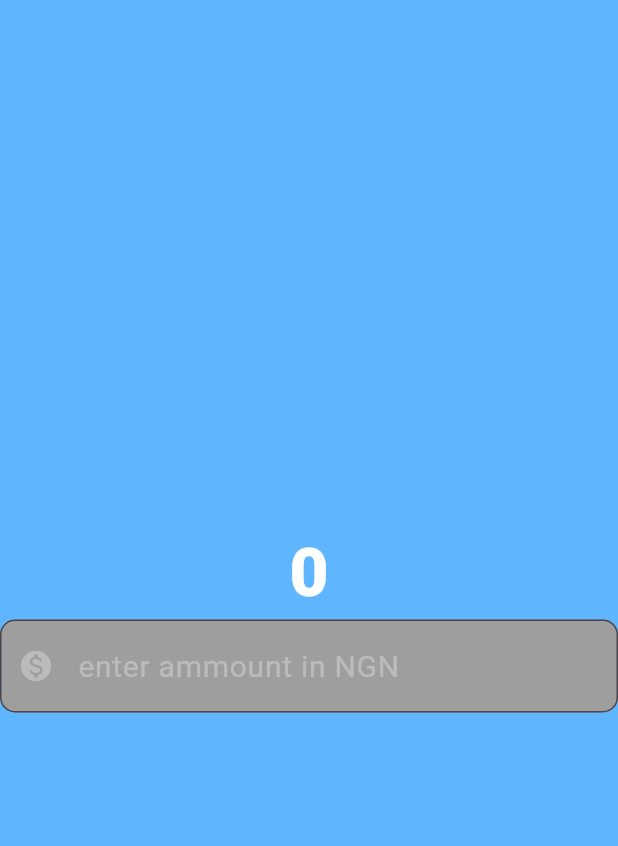
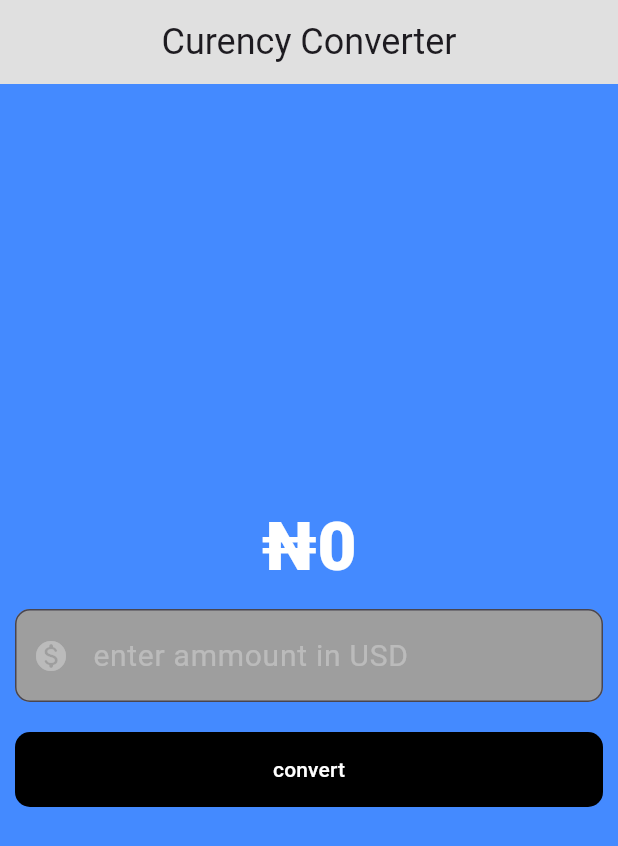
Before and after one commit to xivlives/currency_converter, a Flutter app: the screen it shows after launch, on a phone screen of 412 x 824 dp. Shown: the top 846 px of the screen. Run offline on Flutter 3.47's test engine with Material 3 defaults, Android fonts, the phone set to English and light mode, and no system bars; network calls fail; Roboto replaces fonts that are missing (Platypi); project files that could hold a hidden picture were left out.

Commit message:
Added currency converter functionality to the CurrencyConverterMaterialPage
Changes include:

- Importing the http package to fetch exchange rates from an API.
- Creating a stateful widget for CurrencyConverterMaterialPage.

```diff
--- a/lib/currency_converter_material_page.dart
+++ b/lib/currency_converter_material_page.dart
@@ -1,39 +1,89 @@
+import 'dart:convert';
 import 'package:flutter/material.dart';
+import 'package:http/http.dart' as http;
 
-class CurrencyConverterMaterialPage extends StatelessWidget{
+
+
+  // 1. Create a variable that stores the converted currency value
+  // 2. Create a function that multiplies the amount given in the text-field by the exchange rate
+  // 3. store the value in the variable we created
+  // 4. display the stored variable
+
+
+
+  class CurrencyConverterMaterialPage extends StatefulWidget{
     const CurrencyConverterMaterialPage({super.key});
     @override
+    State<CurrencyConverterMaterialPage> createState() {
+      return _CurrencyConverterMaterialPage();
+
+    }
+
+
+  }
+
+  //state class
+  class _CurrencyConverterMaterialPage extends State<CurrencyConverterMaterialPage>{
+    final TextEditingController textEditingController = TextEditingController();
+    double result = 0 ;
+    double exchangeRate = 0;
+        Future<double> getExchangeRate() async {
+          final response = await http.get(Uri.parse('https://api.exchangerate-api.com/v4/latest/USD'));
+          if (response.statusCode == 200) {
+            final data = jsonDecode(response.body);
+            return data['rates']['NGN'];
+          } else {
+          throw Exception('Failed to load exchange rate');
+      }
+}
+  @override
+  void initState() {
+    super.initState();
+    getExchangeRate().then((rate) {
+      setState(() {
+        exchangeRate = rate;
+      });
+    });
+  }
+  @override
   Widget build(BuildContext context){
-    // declared my border styles in variables
     const borderDef = OutlineInputBorder(
-                  borderSide: BorderSide(color: Colors.black12),
-                  borderRadius: BorderRadius.all(Radius.circular(10)),
+                  borderSide:  BorderSide(color: Colors.black12),
+                  borderRadius: BorderRadius.all(Radius.circular(10.0)),
                 );
    const onFocusedBorder = OutlineInputBorder(
                   borderSide: BorderSide(color: Colors.black, width: 2),
-                  borderRadius: BorderRadius.all(Radius.circular(10)),
+                  borderRadius: BorderRadius.all(Radius.circular(10.0)),
                 );
-    return const Scaffold(
-      backgroundColor: Color.fromARGB(255, 95, 182, 254),
+    return  Scaffold(
+      appBar: AppBar(
+        title: const Text('Curency Converter', style: TextStyle(fontFamily: 'Platypi', fontSize: 24),),
+        backgroundColor: Colors.grey.shade300,
+        centerTitle: true,
+      ),
+      backgroundColor:  Colors.blueAccent,
       body: Center(child:
         Column(
           mainAxisAlignment: MainAxisAlignment.center,
           children: [
-            Text("0",
-              style: TextStyle(
+             Text('₦${result != 0 ? result.toStringAsFixed(2) : result.toStringAsFixed(0)}',
+              style: const TextStyle(
                 fontWeight:
                 FontWeight.w800,
                 fontSize: 45,
                 color: Color.fromRGBO(255, 255, 255, 1),
                 ),
             ),
-            TextField(
-              style: TextStyle(
+            Container(
+              padding: const EdgeInsets.all (10.0),
+              child:  TextField(
+                controller: textEditingController,
+                style:  const TextStyle(
                   color: Colors.white,
                   fontSize: 20
                 ),
-              decoration: InputDecoration(
-                hintText: 'enter ammount in NGN',
+                decoration: const InputDecoration(
+                  hintText: 'enter ammount in USD',
                   hintStyle: TextStyle(color: Colors.white30,
                   ),
                   prefixIcon: Icon(Icons.monetization_on_rounded),
@@ -43,8 +93,35 @@ class CurrencyConverterMaterialPage extends StatelessWidget{
                   border: borderDef,
                   focusedBorder: onFocusedBorder,
                 ),
-              keyboardType: TextInputType.number,
+                keyboardType: const TextInputType.numberWithOptions(
+                  decimal: true
+                ),
+              ),
+            ),
+            //button
+            // raised- normal buttons
+            // appears like a text
+            Padding(
+              padding: const EdgeInsets.all(10.0),
+              child: TextButton(
+                onPressed: () {
+                  setState(() {
+                    result = double.parse(textEditingController.text) * exchangeRate;
+                  });
+                  // print(result);
+                },
+                style:  ButtonStyle(
+                  backgroundColor: const MaterialStatePropertyAll(Colors.black),
+                  foregroundColor: const MaterialStatePropertyAll(Colors.white),
+                  minimumSize: const MaterialStatePropertyAll(Size(double.infinity, 50)),
+                  shape: MaterialStatePropertyAll(RoundedRectangleBorder(
+                     borderRadius: BorderRadius.circular(10),
                     )
+                  ),
+                ),
+                child: const Text('convert'),
+              ),
+            ),
 
           ],
         ),
--- a/lib/main.dart
+++ b/lib/main.dart
@@ -15,7 +15,7 @@ class MyApp extends StatelessWidget{
   const MyApp ({super.key});
   @override
   Widget build(BuildContext context){
-    return const MaterialApp(
+    return  const MaterialApp(
       home: CurrencyConverterMaterialPage(),
 
       );
```
Also changed, not shown: pubspec.yaml (+17 -11 lines), fonts/Platypi-Bold.ttf (added), fonts/Platypi-BoldItalic.ttf (added), fonts/Platypi-ExtraBold.ttf (added), fonts/Platypi-ExtraBoldItalic.ttf (added), fonts/Platypi-Italic.ttf (added), fonts/Platypi-Light.ttf (added), fonts/Platypi-LightItalic.ttf (added), fonts/Platypi-Medium.ttf (added), fonts/Platypi-MediumItalic.ttf (added), fonts/Platypi-Regular.ttf (added), fonts/Platypi-SemiBold.ttf (added), fonts/Platypi-SemiBoldItalic.ttf (added), pubspec.lock. Lines whose indentation alone changed are shown as unchanged.
